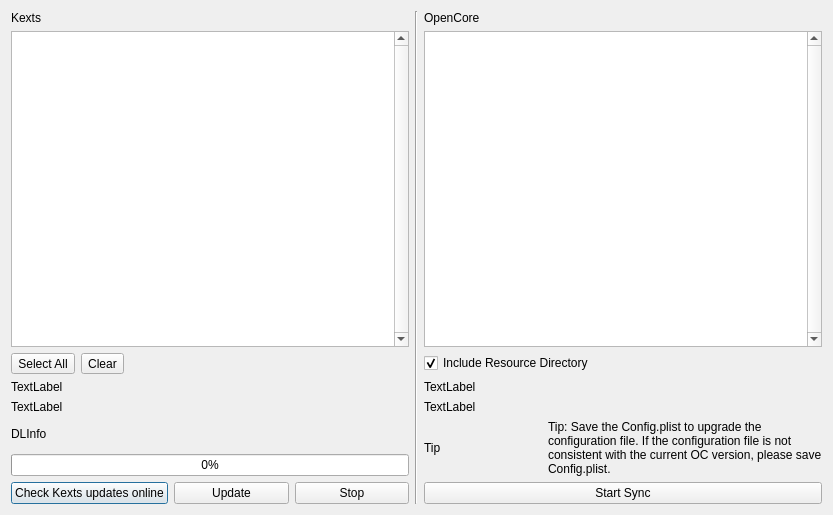
Before: the Qt Designer form syncocdialog.ui in ic005k/OCAuxiliaryTools, drawn with Qt 5.
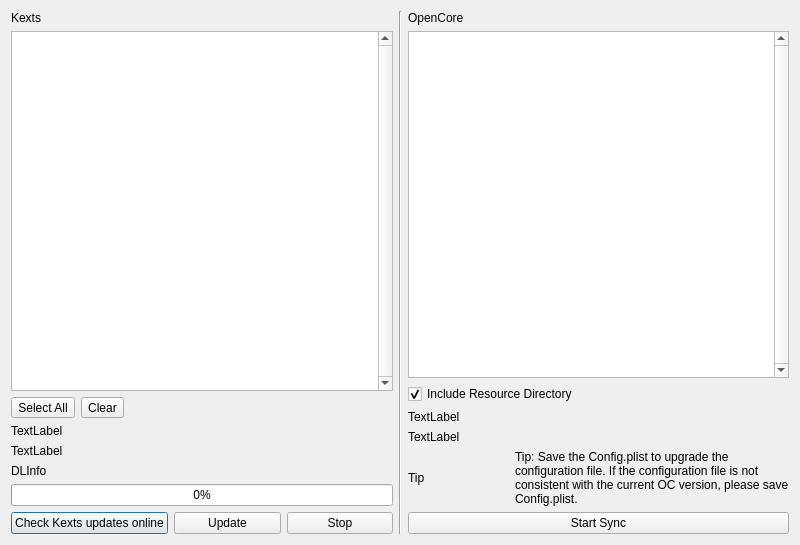
After: the same form once the commit is applied.

```diff
--- a/syncocdialog.ui
+++ b/syncocdialog.ui
@@ -6,17 +6,31 @@
    <rect>
     <x>0</x>
     <y>0</y>
-    <width>833</width>
-    <height>515</height>
+    <width>800</width>
+    <height>545</height>
    </rect>
   </property>
   <property name="windowTitle">
    <string>Sync OC</string>
   </property>
+  <layout class="QGridLayout" name="gridLayout_3">
+   <item row="0" column="0">
   <layout class="QGridLayout" name="gridLayout_11">
-   <item row="0" column="0">
-    <layout class="QGridLayout" name="gridLayout_7">
-     <item row="1" column="0">
+     <item row="4" column="0">
+      <widget class="QLabel" name="lblTargetLastModi">
+       <property name="text">
+        <string>TextLabel</string>
+       </property>
+      </widget>
+     </item>
+     <item row="5" column="0">
+      <widget class="QLabel" name="lblSourceLastModi">
+       <property name="text">
+        <string>TextLabel</string>
+       </property>
+      </widget>
+     </item>
+     <item row="2" column="0">
       <widget class="QListWidget" name="listSource">
        <property name="minimumSize">
         <size>
@@ -50,72 +64,71 @@
        </property>
       </widget>
      </item>
-     <item row="0" column="0">
+     <item row="6" column="0">
+      <widget class="QLabel" name="labelShowDLInfo">
+       <property name="text">
+        <string>DLInfo</string>
+       </property>
+      </widget>
+     </item>
+     <item row="7" column="0">
+      <widget class="QProgressBar" name="progressBarKext">
+       <property name="minimumSize">
+        <size>
+         <width>0</width>
+         <height>0</height>
+        </size>
+       </property>
+       <property name="maximumSize">
+        <size>
+         <width>16777215</width>
+         <height>16777215</height>
+        </size>
+       </property>
+       <property name="value">
+        <number>0</number>
+       </property>
+      </widget>
+     </item>
+     <item row="1" column="0">
       <widget class="QLabel" name="lblSource">
        <property name="text">
         <string>Kexts</string>
        </property>
       </widget>
      </item>
-    </layout>
-   </item>
-   <item row="0" column="1" rowspan="5">
-    <widget class="Line" name="line">
-     <property name="orientation">
-      <enum>Qt::Vertical</enum>
-     </property>
-    </widget>
-   </item>
-   <item row="0" column="2">
-    <layout class="QGridLayout" name="gridLayout_8">
-     <item row="1" column="0">
-      <widget class="QListWidget" name="listTarget">
-       <property name="minimumSize">
-        <size>
-         <width>0</width>
-         <height>0</height>
-        </size>
-       </property>
-       <property name="maximumSize">
-        <size>
-         <width>16777215</width>
-         <height>16777215</height>
-        </size>
-       </property>
-       <property name="focusPolicy">
-        <enum>Qt::StrongFocus</enum>
-       </property>
-       <property name="verticalScrollBarPolicy">
-        <enum>Qt::ScrollBarAlwaysOn</enum>
-       </property>
-      </widget>
-     </item>
+     <item row="8" column="0">
+      <layout class="QGridLayout" name="gridLayout_5">
+       <item row="2" column="0">
+        <layout class="QGridLayout" name="gridLayout_2">
      <item row="0" column="0">
-      <widget class="QLabel" name="lblTarget">
+          <widget class="QPushButton" name="btnUpKexts">
        <property name="text">
-        <string>OpenCore</string>
+            <string>Check Kexts updates online</string>
        </property>
       </widget>
      </item>
-    </layout>
-   </item>
-   <item row="1" column="0">
+         <item row="0" column="2">
+          <widget class="QPushButton" name="btnStop">
+           <property name="text">
+            <string>Stop</string>
+           </property>
+          </widget>
+         </item>
+         <item row="0" column="1">
+          <widget class="QPushButton" name="btnUpdate">
+           <property name="text">
+            <string>Update</string>
+           </property>
+          </widget>
+         </item>
+        </layout>
+       </item>
+      </layout>
+     </item>
+     <item row="3" column="0">
     <layout class="QGridLayout" name="gridLayout_9">
-     <item row="0" column="1">
-      <widget class="QToolButton" name="btnClearAll">
-       <property name="text">
-        <string>Clear</string>
-       </property>
-      </widget>
-     </item>
-     <item row="0" column="0">
-      <widget class="QToolButton" name="btnSelectAll">
-       <property name="text">
-        <string>Select All</string>
-       </property>
-      </widget>
-     </item>
-     <item row="0" column="2">
+       <item row="0" column="3">
       <spacer name="horizontalSpacer">
        <property name="orientation">
         <enum>Qt::Horizontal</enum>
@@ -128,89 +141,48 @@
        </property>
       </spacer>
      </item>
-    </layout>
-   </item>
-   <item row="1" column="2">
-    <layout class="QGridLayout" name="gridLayout_10">
+       <item row="0" column="1">
+        <widget class="QToolButton" name="btnClearAll">
+         <property name="text">
+          <string>Clear</string>
+         </property>
+        </widget>
+       </item>
      <item row="0" column="0">
-      <widget class="QCheckBox" name="chkIncludeResource">
+        <widget class="QToolButton" name="btnSelectAll">
        <property name="text">
-        <string>Include Resource Directory</string>
-       </property>
-       <property name="checked">
-        <bool>true</bool>
-       </property>
+          <string>Select All</string>
+         </property>
       </widget>
      </item>
     </layout>
    </item>
-   <item row="2" column="0">
+    </layout>
+   </item>
+   <item row="0" column="1">
+    <widget class="Line" name="line">
+     <property name="orientation">
+      <enum>Qt::Vertical</enum>
+     </property>
+    </widget>
+   </item>
+   <item row="0" column="2">
     <layout class="QGridLayout" name="gridLayout_4">
      <item row="0" column="0">
-      <widget class="QLabel" name="lblTargetLastModi">
+      <widget class="QLabel" name="lblTarget">
        <property name="text">
-        <string>TextLabel</string>
+        <string>OpenCore</string>
        </property>
       </widget>
      </item>
-     <item row="1" column="0">
-      <widget class="QLabel" name="lblSourceLastModi">
-       <property name="text">
-        <string>TextLabel</string>
-       </property>
-      </widget>
-     </item>
-    </layout>
-   </item>
-   <item row="2" column="2">
-    <layout class="QGridLayout" name="gridLayout_6">
-     <item row="1" column="0">
-      <widget class="QLabel" name="lblTargetLastModi_2">
-       <property name="text">
-        <string>TextLabel</string>
-       </property>
-      </widget>
-     </item>
-     <item row="2" column="0">
+     <item row="4" column="0">
       <widget class="QLabel" name="lblSourceLastModi_2">
        <property name="text">
         <string>TextLabel</string>
        </property>
       </widget>
      </item>
-    </layout>
-   </item>
-   <item row="3" column="0">
-    <layout class="QGridLayout" name="gridLayout_5">
-     <item row="0" column="0">
-      <widget class="QLabel" name="labelShowDLInfo">
-       <property name="text">
-        <string>DLInfo</string>
-       </property>
-      </widget>
-     </item>
-     <item row="1" column="0">
-      <widget class="QProgressBar" name="progressBarKext">
-       <property name="minimumSize">
-        <size>
-         <width>0</width>
-         <height>0</height>
-        </size>
-       </property>
-       <property name="maximumSize">
-        <size>
-         <width>16777215</width>
-         <height>16777215</height>
-        </size>
-       </property>
-       <property name="value">
-        <number>0</number>
-       </property>
-      </widget>
-     </item>
-    </layout>
-   </item>
-   <item row="3" column="2">
+     <item row="5" column="0">
     <layout class="QGridLayout" name="gridLayout">
      <item row="0" column="1">
       <widget class="QLabel" name="label_2">
@@ -231,34 +203,46 @@
      </item>
     </layout>
    </item>
-   <item row="4" column="0">
-    <layout class="QGridLayout" name="gridLayout_2">
-     <item row="0" column="0">
-      <widget class="QPushButton" name="btnUpKexts">
+     <item row="3" column="0">
+      <widget class="QLabel" name="lblTargetLastModi_2">
        <property name="text">
-        <string>Check Kexts updates online</string>
+        <string>TextLabel</string>
        </property>
       </widget>
      </item>
-     <item row="0" column="2">
-      <widget class="QPushButton" name="btnStop">
-       <property name="text">
-        <string>Stop</string>
+     <item row="1" column="0">
+      <widget class="QListWidget" name="listTarget">
+       <property name="minimumSize">
+        <size>
+         <width>0</width>
+         <height>0</height>
+        </size>
        </property>
+       <property name="maximumSize">
+        <size>
+         <width>16777215</width>
+         <height>16777215</height>
+        </size>
+       </property>
+       <property name="focusPolicy">
+        <enum>Qt::StrongFocus</enum>
+       </property>
+       <property name="verticalScrollBarPolicy">
+        <enum>Qt::ScrollBarAlwaysOn</enum>
+       </property>
       </widget>
      </item>
-     <item row="0" column="1">
-      <widget class="QPushButton" name="btnUpdate">
+     <item row="2" column="0">
+      <widget class="QCheckBox" name="chkIncludeResource">
        <property name="text">
-        <string>Update</string>
+        <string>Include Resource Directory</string>
        </property>
+       <property name="checked">
+        <bool>true</bool>
+       </property>
       </widget>
      </item>
-    </layout>
-   </item>
-   <item row="4" column="2">
-    <layout class="QGridLayout" name="gridLayout_3">
-     <item row="0" column="0">
+     <item row="6" column="0">
       <widget class="QPushButton" name="btnStartSync">
        <property name="text">
         <string>Start Sync</string>
```
Lines whose indentation alone changed are shown as unchanged.
